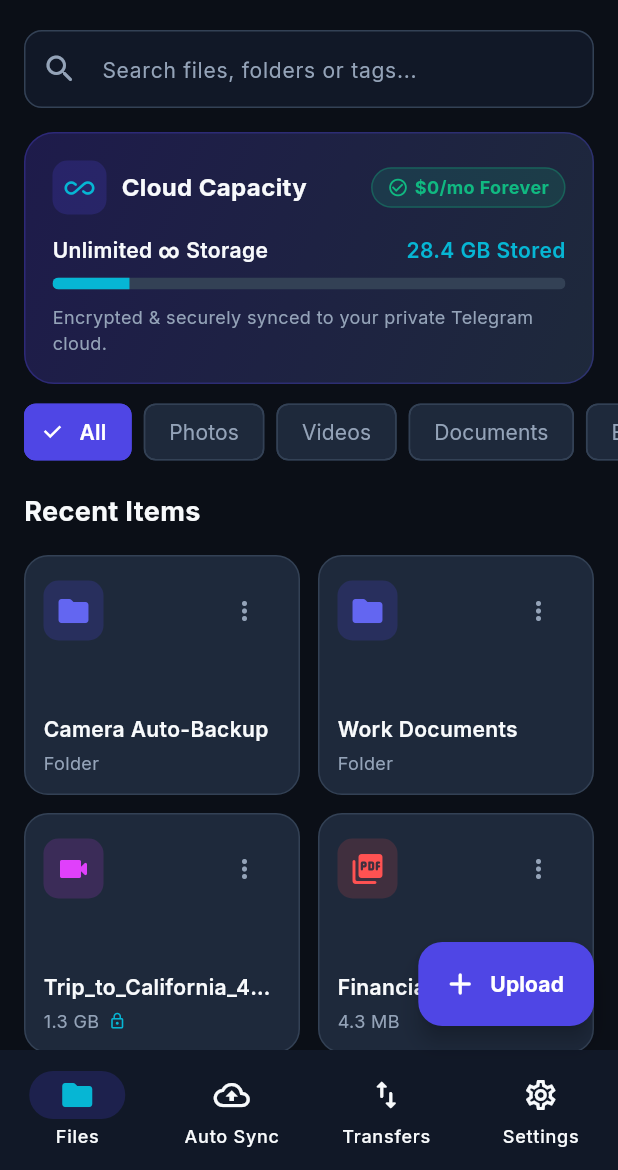
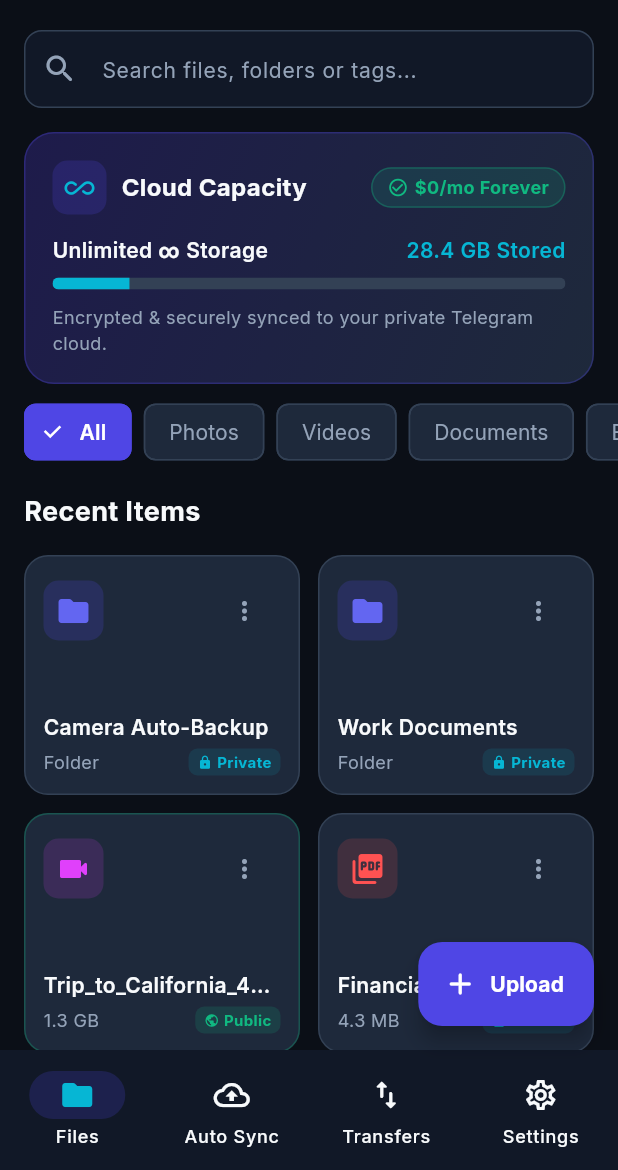
Before and after one commit to omorfarukhr/UnboundDrive, a Flutter app: the HomeDriveScreen screen opened directly, on a phone screen of 412 x 824 dp, the part 66-1236 px from its top. Run offline on Flutter 3.47's test engine with Material 3 defaults, Android fonts, the phone set to English and light mode, and no system bars; our stand-ins replace file_picker, flutter_riverpod, flutter_secure_storage, google_fonts, image_picker; missing offline and left inert: encrypt; accounts and stored records are empty.

Commit message:
feat(privacy): add granular access control with Google Drive style Public with Link vs 100% Private vault toggle

```diff
--- a/lib/features/drive/domain/models/drive_item.dart
+++ b/lib/features/drive/domain/models/drive_item.dart
@@ -1,3 +1,8 @@
+enum FilePrivacy {
+  privateOnly,
+  publicWithLink,
+}
+
 class DriveItem {
   final String id;
   final String name;
@@ -9,6 +14,9 @@ class DriveItem {
   final int? telegramMessageId;
   final String? directShareUrl;
   final String? localCachedPath;
+  final FilePrivacy privacy;
+  final bool isLinkActive;
+  final int downloadCount;
 
   const DriveItem({
     required this.id,
@@ -21,7 +29,12 @@ class DriveItem {
     this.telegramMessageId,
     this.directShareUrl,
     this.localCachedPath,
+    this.privacy = FilePrivacy.privateOnly,
+    this.isLinkActive = false,
+    this.downloadCount = 0,
   });
+
+  bool get isPublic => privacy == FilePrivacy.publicWithLink && isLinkActive;
 
   DriveItem copyWith({
     String? id,
@@ -34,6 +47,9 @@ class DriveItem {
     int? telegramMessageId,
     String? directShareUrl,
     String? localCachedPath,
+    FilePrivacy? privacy,
+    bool? isLinkActive,
+    int? downloadCount,
   }) {
     return DriveItem(
       id: id ?? this.id,
@@ -46,6 +62,9 @@ class DriveItem {
       telegramMessageId: telegramMessageId ?? this.telegramMessageId,
       directShareUrl: directShareUrl ?? this.directShareUrl,
       localCachedPath: localCachedPath ?? this.localCachedPath,
+      privacy: privacy ?? this.privacy,
+      isLinkActive: isLinkActive ?? this.isLinkActive,
+      downloadCount: downloadCount ?? this.downloadCount,
     );
   }
 }
--- a/lib/features/drive/presentation/widgets/file_card.dart
+++ b/lib/features/drive/presentation/widgets/file_card.dart
@@ -29,7 +29,11 @@ class FileCard extends StatelessWidget {
           decoration: BoxDecoration(
             color: AppColors.darkCard,
             borderRadius: BorderRadius.circular(16),
-            border: Border.all(color: AppColors.darkBorder),
+            border: Border.all(
+              color: item.isPublic
+                  ? AppColors.success.withValues(alpha: 0.3)
+                  : AppColors.darkBorder,
+            ),
           ),
           padding: const EdgeInsets.all(12),
           child: Column(
@@ -66,13 +70,17 @@ class FileCard extends StatelessWidget {
                       if (value == 'download') onDownload?.call();
                     },
                     itemBuilder: (context) => [
-                      const PopupMenuItem(
+                      PopupMenuItem(
                         value: 'share',
                         child: Row(
                           children: [
-                            Icon(Icons.link_rounded, color: AppColors.accent, size: 18),
-                            SizedBox(width: 8),
-                            Text("Direct Web Link", style: TextStyle(color: AppColors.textLight)),
+                            Icon(
+                              item.isPublic ? Icons.public_rounded : Icons.lock_outline_rounded,
+                              color: item.isPublic ? AppColors.success : AppColors.accent,
+                              size: 18,
+                            ),
+                            const SizedBox(width: 8),
+                            const Text("Share & Privacy", style: TextStyle(color: AppColors.textLight)),
                           ],
                         ),
                       ),
@@ -103,15 +111,44 @@ class FileCard extends StatelessWidget {
               ),
               const SizedBox(height: 4),
               Row(
+                mainAxisAlignment: MainAxisAlignment.spaceBetween,
                 children: [
                   Text(
                     item.isFolder ? "Folder" : FileUtils.formatBytes(item.size),
                     style: const TextStyle(color: AppColors.textMuted, fontSize: 12),
                   ),
-                  if (item.isEncrypted) ...[
-                    const SizedBox(width: 6),
-                    const Icon(Icons.lock_outline, color: AppColors.accent, size: 12),
-                  ],
+                  if (item.isPublic)
+                    Container(
+                      padding: const EdgeInsets.symmetric(horizontal: 6, vertical: 2),
+                      decoration: BoxDecoration(
+                        color: AppColors.success.withValues(alpha: 0.15),
+                        borderRadius: BorderRadius.circular(6),
+                      ),
+                      child: const Row(
+                        mainAxisSize: MainAxisSize.min,
+                        children: [
+                          Icon(Icons.public_rounded, color: AppColors.success, size: 10),
+                          SizedBox(width: 3),
+                          Text("Public", style: TextStyle(color: AppColors.success, fontSize: 10, fontWeight: FontWeight.bold)),
+                        ],
+                      ),
+                    )
+                  else
+                    Container(
+                      padding: const EdgeInsets.symmetric(horizontal: 6, vertical: 2),
+                      decoration: BoxDecoration(
+                        color: AppColors.accent.withValues(alpha: 0.12),
+                        borderRadius: BorderRadius.circular(6),
+                      ),
+                      child: const Row(
+                        mainAxisSize: MainAxisSize.min,
+                        children: [
+                          Icon(Icons.lock_rounded, color: AppColors.accent, size: 10),
+                          SizedBox(width: 3),
+                          Text("Private", style: TextStyle(color: AppColors.accent, fontSize: 10, fontWeight: FontWeight.bold)),
+                        ],
+                      ),
+                    ),
                 ],
               ),
             ],
@@ -151,11 +188,39 @@ class FileCard extends StatelessWidget {
       trailing: Row(
         mainAxisSize: MainAxisSize.min,
         children: [
-          if (item.isEncrypted)
-            const Padding(
-              padding: EdgeInsets.only(right: 8.0),
-              child: Icon(Icons.lock_rounded, color: AppColors.accent, size: 16),
+          if (item.isPublic)
+            Container(
+              padding: const EdgeInsets.symmetric(horizontal: 8, vertical: 4),
+              decoration: BoxDecoration(
+                color: AppColors.success.withValues(alpha: 0.15),
+                borderRadius: BorderRadius.circular(8),
+              ),
+              child: const Row(
+                mainAxisSize: MainAxisSize.min,
+                children: [
+                  Icon(Icons.public_rounded, color: AppColors.success, size: 12),
+                  SizedBox(width: 4),
+                  Text("Public Link", style: TextStyle(color: AppColors.success, fontSize: 11, fontWeight: FontWeight.bold)),
+                ],
+              ),
+            )
+          else
+            Container(
+              padding: const EdgeInsets.symmetric(horizontal: 8, vertical: 4),
+              decoration: BoxDecoration(
+                color: AppColors.accent.withValues(alpha: 0.12),
+                borderRadius: BorderRadius.circular(8),
+              ),
+              child: const Row(
+                mainAxisSize: MainAxisSize.min,
+                children: [
+                  Icon(Icons.lock_rounded, color: AppColors.accent, size: 12),
+                  SizedBox(width: 4),
+                  Text("Private", style: TextStyle(color: AppColors.accent, fontSize: 11, fontWeight: FontWeight.bold)),
+                ],
+              ),
             ),
+          const SizedBox(width: 4),
           IconButton(
             icon: const Icon(Icons.more_vert_rounded, color: AppColors.textMuted),
             onPressed: onShareDirect,
```
Also changed, not shown: lib/features/drive/presentation/controllers/drive_controller.dart (+22 -1 lines), lib/features/drive/presentation/screens/home_drive_screen.dart (+12 -39 lines), lib/features/drive/presentation/widgets/share_privacy_dialog.dart (added, +323 -0 lines).
